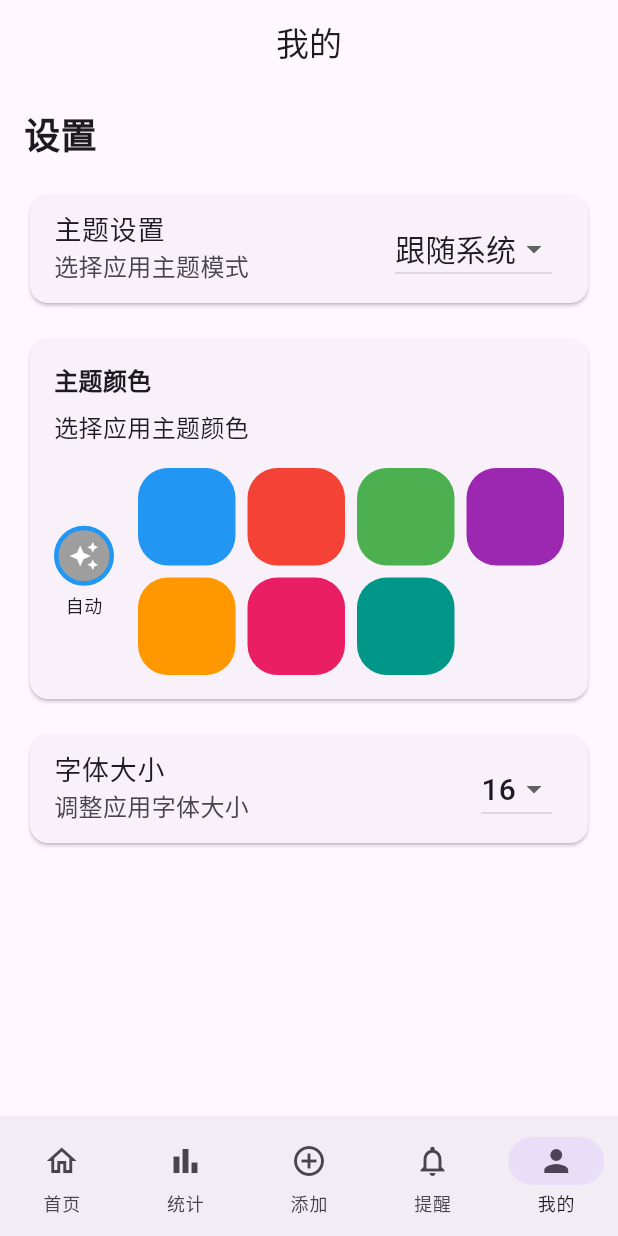
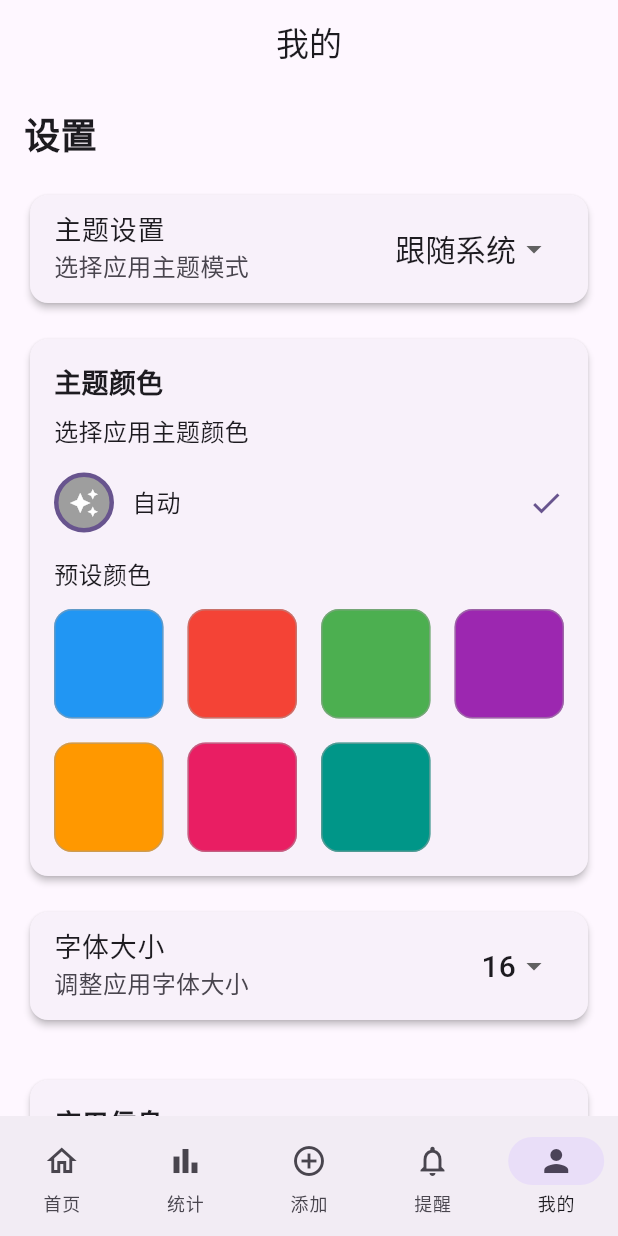
Before and after one commit to LANKEQIN/SubscriptionManager, a Flutter app: the screen it shows after launch, item 5 of the bottom bar chosen, on a phone screen of 412 x 824 dp. Run offline on Flutter 3.47's test engine with Material 3 defaults, Android fonts, the phone set to English and light mode, and no system bars; drawn by our look-alikes of dynamic_color; our stand-ins replace pie_chart, shared_preferences.

Commit message:
优化我的界面UI

```diff
--- a/lib/profile_screen.dart
+++ b/lib/profile_screen.dart
@@ -31,7 +31,8 @@ class _ProfileScreenState extends State<ProfileScreen> {
         title: const Text('我的'),
         centerTitle: true,
       ),
-      body: Padding(
+      body: SingleChildScrollView(
+        child: Padding(
           padding: const EdgeInsets.all(16.0),
           child: Column(
             crossAxisAlignment: CrossAxisAlignment.start,
@@ -47,6 +48,10 @@ class _ProfileScreenState extends State<ProfileScreen> {
 
               // 主题设置
               Card(
+                elevation: 2,
+                shape: RoundedRectangleBorder(
+                  borderRadius: BorderRadius.circular(12),
+                ),
                 child: ListTile(
                   title: const Text('主题设置'),
                   subtitle: const Text('选择应用主题模式'),
@@ -73,8 +78,12 @@ class _ProfileScreenState extends State<ProfileScreen> {
                             provider.updateThemeMode(mode);
                           }
                         },
+                        underline: Container(), // 移除下划线
                       );
                     },
+                  ),
+                  shape: RoundedRectangleBorder(
+                    borderRadius: BorderRadius.circular(12),
                   ),
                 ),
               ),
@@ -83,6 +92,10 @@ class _ProfileScreenState extends State<ProfileScreen> {
 
               // 主题颜色设置
               Card(
+                elevation: 2,
+                shape: RoundedRectangleBorder(
+                  borderRadius: BorderRadius.circular(12),
+                ),
                 child: Padding(
                   padding: const EdgeInsets.all(16.0),
                   child: Column(
@@ -91,7 +104,7 @@ class _ProfileScreenState extends State<ProfileScreen> {
                       const Text(
                         '主题颜色',
                         style: TextStyle(
-                        fontSize: 16,
+                          fontSize: 18,
                           fontWeight: FontWeight.bold,
                         ),
                       ),
@@ -100,14 +113,15 @@ class _ProfileScreenState extends State<ProfileScreen> {
                       const SizedBox(height: 16),
                       Consumer<SubscriptionProvider>(
                         builder: (context, provider, child) {
-                        return Row(
+                          return Column(
+                            crossAxisAlignment: CrossAxisAlignment.start,
                             children: [
                               // 跟随系统颜色选项
                               GestureDetector(
                                 onTap: () {
                                   provider.updateThemeColor(null);
                                 },
-                              child: Column(
+                                child: Row(
                                   children: [
                                     Container(
                                       width: 40,
@@ -116,7 +130,7 @@ class _ProfileScreenState extends State<ProfileScreen> {
                                         color: Colors.grey,
                                         borderRadius: BorderRadius.circular(20),
                                         border: provider.themeColor == null
-                                          ? Border.all(color: Colors.blue, width: 3)
+                                            ? Border.all(color: Theme.of(context).colorScheme.primary, width: 3)
                                             : null,
                                       ),
                                       child: const Icon(
@@ -125,19 +139,30 @@ class _ProfileScreenState extends State<ProfileScreen> {
                                         size: 20,
                                       ),
                                     ),
-                                  const SizedBox(height: 4),
-                                  const Text('自动', style: TextStyle(fontSize: 12)),
+                                    const SizedBox(width: 12),
+                                    const Text('自动', style: TextStyle(fontSize: 16)),
+                                    const Spacer(),
+                                    if (provider.themeColor == null)
+                                      Icon(Icons.check, color: Theme.of(context).colorScheme.primary)
                                   ],
                                 ),
                               ),
-                            const SizedBox(width: 16),
+                              const SizedBox(height: 16),
+                              const Text(
+                                '预设颜色',
+                                style: TextStyle(
+                                  fontSize: 16,
+                                  fontWeight: FontWeight.w500,
+                                ),
+                              ),
+                              const SizedBox(height: 12),
                               // 预定义颜色选项
-                            Expanded(
-                              child: GridView.count(
+                              GridView.count(
                                 crossAxisCount: 4,
-                                crossAxisSpacing: 8,
-                                mainAxisSpacing: 8,
+                                crossAxisSpacing: 16,
+                                mainAxisSpacing: 16,
                                 shrinkWrap: true,
+                                physics: const NeverScrollableScrollPhysics(),
                                 children: themeColors.map((color) {
                                   return GestureDetector(
                                     onTap: () {
@@ -146,15 +171,17 @@ class _ProfileScreenState extends State<ProfileScreen> {
                                     child: Container(
                                       decoration: BoxDecoration(
                                         color: color,
-                                        borderRadius: BorderRadius.circular(20),
+                                        borderRadius: BorderRadius.circular(12),
                                         border: provider.themeColor == color
-                                            ? Border.all(color: Colors.blue, width: 3)
+                                            ? Border.all(color: Theme.of(context).colorScheme.primary, width: 3)
+                                            : Border.all(color: Colors.grey.withOpacity(0.5)),
+                                      ),
+                                      child: provider.themeColor == color
+                                          ? Icon(Icons.check, color: color.computeLuminance() > 0.5 ? Colors.black : Colors.white)
                                           : null,
-                                      ),
                                     ),
                                   );
                                 }).toList(),
-                              ),
                               ),
                             ],
                           );
@@ -169,6 +196,10 @@ class _ProfileScreenState extends State<ProfileScreen> {
 
               // 字体大小设置
               Card(
+                elevation: 2,
+                shape: RoundedRectangleBorder(
+                  borderRadius: BorderRadius.circular(12),
+                ),
                 child: ListTile(
                   title: const Text('字体大小'),
                   subtitle: const Text('调整应用字体大小'),
@@ -187,14 +218,66 @@ class _ProfileScreenState extends State<ProfileScreen> {
                             provider.updateFontSize(size);
                           }
                         },
+                        underline: Container(), // 移除下划线
                       );
                     },
+                  ),
+                  shape: RoundedRectangleBorder(
+                    borderRadius: BorderRadius.circular(12),
+                  ),
+                ),
+              ),
+
+              const SizedBox(height: 32),
+
+              // 应用信息
+              Card(
+                elevation: 2,
+                shape: RoundedRectangleBorder(
+                  borderRadius: BorderRadius.circular(12),
+                ),
+                child: Padding(
+                  padding: const EdgeInsets.all(16.0),
+                  child: Column(
+                    crossAxisAlignment: CrossAxisAlignment.start,
+                    children: [
+                      const Text(
+                        '应用信息',
+                        style: TextStyle(
+                          fontSize: 18,
+                          fontWeight: FontWeight.bold,
+                        ),
+                      ),
+                      const SizedBox(height: 16),
+                      const ListTile(
+                        leading: Icon(Icons.info_outline),
+                        title: Text('版本'),
+                        subtitle: Text('1.0.0'),
+                      ),
+                      const SizedBox(height: 8),
+                      ListTile(
+                        leading: Icon(Icons.star_border),
+                        title: Text('给我们评分'),
+                        onTap: () {
+                          // TODO: 实现评分功能
+                        },
+                      ),
+                      const SizedBox(height: 8),
+                      ListTile(
+                        leading: Icon(Icons.privacy_tip_outlined),
+                        title: Text('隐私政策'),
+                        onTap: () {
+                          // TODO: 实现隐私政策页面
+                        },
+                      ),
+                    ],
                   ),
                 ),
               ),
             ],
           ),
         ),
+      ),
     );
   }
 }
```
Lines whose indentation alone changed are shown as unchanged.
